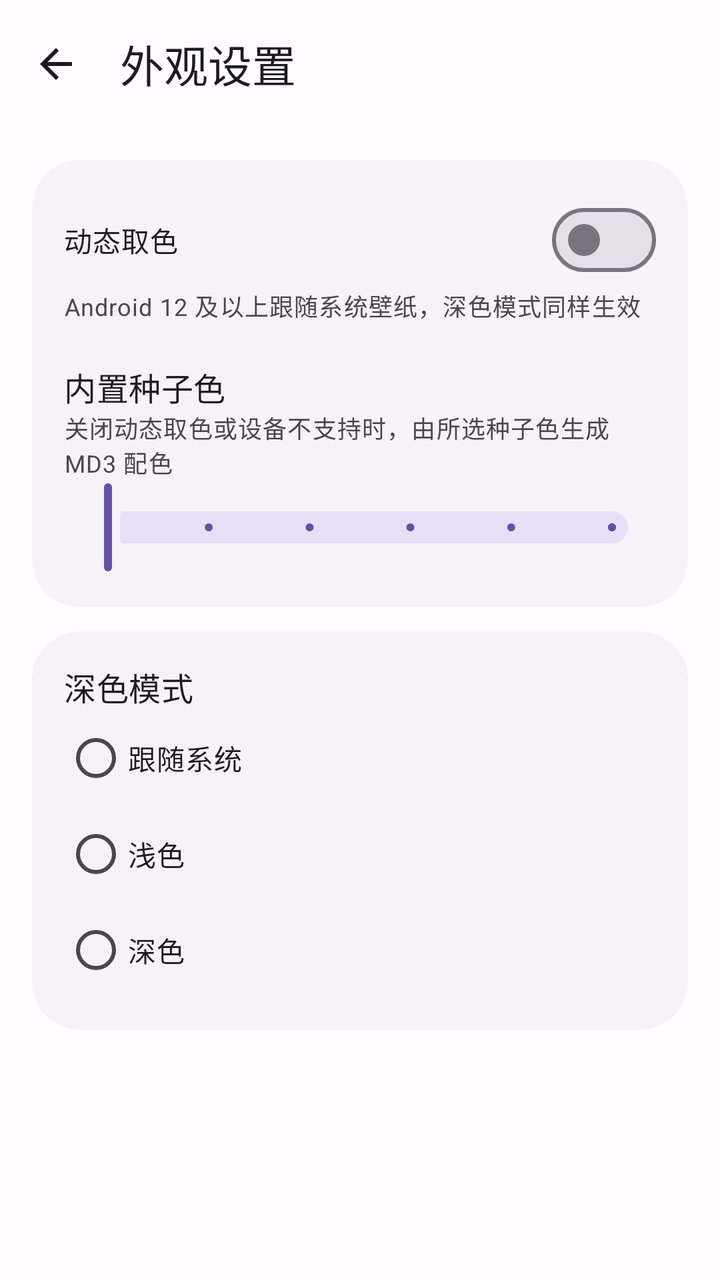
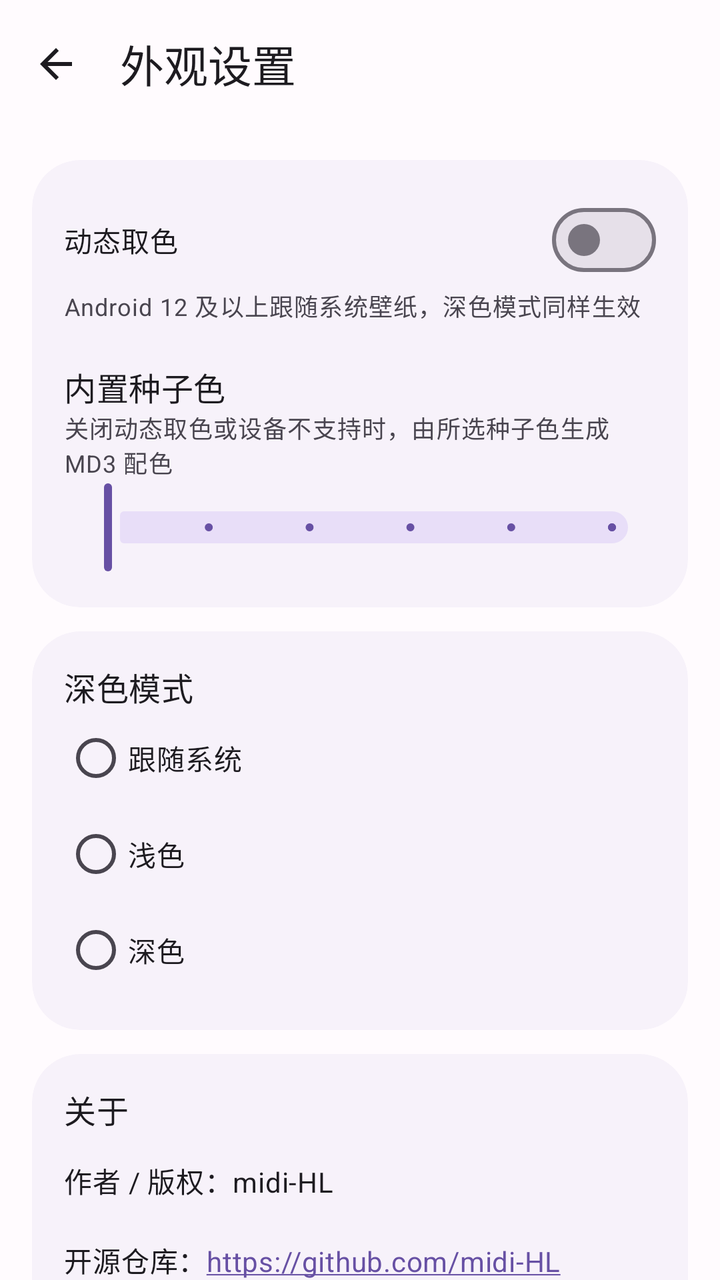

An Android layout rendered at two revisions. The XML below is the earlier revision; the diff shows what the commit changed to produce the second picture.
<!-- AndroidManifest.xml: application theme AppTheme -->
<!-- res/layout/activity_settings.xml -->
<?xml version="1.0" encoding="utf-8"?>
<androidx.coordinatorlayout.widget.CoordinatorLayout
    xmlns:android="http://schemas.android.com/apk/res/android"
    xmlns:app="http://schemas.android.com/apk/res-auto"
    android:id="@+id/settings_root"
    android:layout_width="match_parent"
    android:layout_height="match_parent"
    android:background="?attr/colorSurface">

    <com.google.android.material.appbar.AppBarLayout
        android:layout_width="match_parent"
        android:layout_height="wrap_content"
        android:fitsSystemWindows="true">

        <com.google.android.material.appbar.MaterialToolbar
            android:id="@+id/settings_toolbar"
            android:layout_width="match_parent"
            android:layout_height="?attr/actionBarSize"
            app:navigationIcon="@drawable/ic_back"
            app:navigationContentDescription="@string/main_title"
            app:title="@string/settings_title" />
    </com.google.android.material.appbar.AppBarLayout>

    <androidx.core.widget.NestedScrollView
        android:layout_width="match_parent"
        android:layout_height="match_parent"
        app:layout_behavior="@string/appbar_scrolling_view_behavior">

        <LinearLayout
            android:layout_width="match_parent"
            android:layout_height="wrap_content"
            android:orientation="vertical"
            android:padding="16dp">

            <com.google.android.material.card.MaterialCardView
                style="@style/Widget.App.Card"
                android:layout_width="match_parent"
                android:layout_height="wrap_content">

                <LinearLayout
                    android:layout_width="match_parent"
                    android:layout_height="wrap_content"
                    android:orientation="vertical">

                    <com.google.android.material.materialswitch.MaterialSwitch
                        android:id="@+id/dynamic_switch"
                        android:layout_width="match_parent"
                        android:layout_height="48dp"
                        android:text="@string/settings_dynamic" />

                    <TextView
                        android:layout_width="match_parent"
                        android:layout_height="wrap_content"
                        android:text="@string/settings_dynamic_summary"
                        android:textAppearance="?attr/textAppearanceBodySmall"
                        android:textColor="?attr/colorOnSurfaceVariant" />

                    <TextView
                        android:layout_width="match_parent"
                        android:layout_height="wrap_content"
                        android:layout_marginTop="20dp"
                        android:text="@string/settings_seed"
                        android:textAppearance="?attr/textAppearanceTitleMedium" />

                    <TextView
                        android:layout_width="match_parent"
                        android:layout_height="wrap_content"
                        android:text="@string/settings_seed_summary"
                        android:textAppearance="?attr/textAppearanceBodySmall"
                        android:textColor="?attr/colorOnSurfaceVariant" />

                    <com.google.android.material.slider.Slider
                        android:id="@+id/seed_slider"
                        android:layout_width="match_parent"
                        android:layout_height="48dp"
                        android:stepSize="1"
                        android:valueFrom="0"
                        android:valueTo="5" />
                </LinearLayout>
            </com.google.android.material.card.MaterialCardView>

            <com.google.android.material.card.MaterialCardView
                style="@style/Widget.App.Card"
                android:layout_width="match_parent"
                android:layout_height="wrap_content"
                android:layout_marginTop="12dp">

                <LinearLayout
                    android:layout_width="match_parent"
                    android:layout_height="wrap_content"
                    android:orientation="vertical">

                    <TextView
                        android:layout_width="match_parent"
                        android:layout_height="wrap_content"
                        android:text="@string/settings_theme"
                        android:textAppearance="?attr/textAppearanceTitleMedium" />

                    <com.google.android.material.radiobutton.MaterialRadioButton
                        android:id="@+id/mode_system"
                        android:layout_width="match_parent"
                        android:layout_height="48dp"
                        android:text="@string/mode_system" />

                    <com.google.android.material.radiobutton.MaterialRadioButton
                        android:id="@+id/mode_light"
                        android:layout_width="match_parent"
                        android:layout_height="48dp"
                        android:text="@string/mode_light" />

                    <com.google.android.material.radiobutton.MaterialRadioButton
                        android:id="@+id/mode_dark"
                        android:layout_width="match_parent"
                        android:layout_height="48dp"
                        android:text="@string/mode_dark" />
                </LinearLayout>
            </com.google.android.material.card.MaterialCardView>
        </LinearLayout>
    </androidx.core.widget.NestedScrollView>
</androidx.coordinatorlayout.widget.CoordinatorLayout>
<!-- resources referenced by this layout -->
<resources>
  <!-- drawable ic_back (drawable) -->
  <vector xmlns:android="http://schemas.android.com/apk/res/android"
      android:width="24dp" android:height="24dp"
      android:viewportWidth="24" android:viewportHeight="24">
      <path android:fillColor="?attr/colorOnSurface"
          android:pathData="M20,11H7.8l5.6,-5.6L12,4l-8,8l8,8l1.4,-1.4L7.8,13H20z" />
  </vector>
  <string name="main_title">我的贴纸包</string>
  <string name="mode_dark">深色</string>
  <string name="mode_light">浅色</string>
  <string name="mode_system">跟随系统</string>
  <string name="settings_dynamic">动态取色</string>
  <string name="settings_dynamic_summary">Android 12 及以上跟随系统壁纸，深色模式同样生效</string>
  <string name="settings_seed">内置种子色</string>
  <string name="settings_seed_summary">关闭动态取色或设备不支持时，由所选种子色生成 MD3 配色</string>
  <string name="settings_theme">深色模式</string>
  <string name="settings_title">外观设置</string>
  <style name="Widget.App.Card" parent="Widget.Material3.CardView.Filled">
          <item name="cardCornerRadius">24dp</item>
          <item name="cardBackgroundColor">?attr/colorSurfaceContainerLow</item>
          <item name="contentPadding">16dp</item>
      </style>
  <style name="AppTheme" parent="Base.AppTheme" />
  <style name="Base.AppTheme" parent="Theme.Material3.DayNight.NoActionBar">
          <item name="dynamicColorThemeOverlay">@style/ThemeOverlay.Material3.DynamicColors.DayNight</item>
          <item name="colorPrimary">@color/seed_primary</item>
          <item name="colorOnPrimary">@color/seed_on_primary</item>
          <item name="colorPrimaryContainer">@color/seed_primary_container</item>
          <item name="colorOnPrimaryContainer">@color/seed_on_primary_container</item>
          <item name="colorSurface">@color/md3_surface</item>
          <item name="colorSurfaceContainer">@color/md3_surface_container</item>
          <item name="colorSurfaceContainerLow">@color/md3_surface_container_low</item>
          <item name="colorSurfaceContainerHigh">@color/md3_surface_container_high</item>
          <item name="android:colorBackground">@color/md3_surface</item>
          <item name="android:windowActivityTransitions">true</item>
          <item name="android:windowContentTransitions">true</item>
      </style>
  <color name="seed_primary">#FF6750A4</color>
  <color name="seed_on_primary">#FFFFFFFF</color>
  <color name="seed_primary_container">#FFEADDFF</color>
  <color name="seed_on_primary_container">#FF21005D</color>
  <color name="md3_surface">#FFFFFBFE</color>
  <color name="md3_surface_container">#FFF3EDF7</color>
  <color name="md3_surface_container_low">#FFF7F2FA</color>
  <color name="md3_surface_container_high">#FFECE6F0</color>
</resources>

<!-- the commit's change to res/layout/activity_settings.xml (unified diff, before → after) -->
@@ -115,6 +115,57 @@
                         android:text="@string/mode_dark" />
                 </LinearLayout>
             </com.google.android.material.card.MaterialCardView>
+
+            <com.google.android.material.card.MaterialCardView
+                style="@style/Widget.App.Card"
+                android:layout_width="match_parent"
+                android:layout_height="wrap_content"
+                android:layout_marginTop="12dp">
+
+                <LinearLayout
+                    android:layout_width="match_parent"
+                    android:layout_height="wrap_content"
+                    android:orientation="vertical">
+
+                    <TextView
+                        android:layout_width="match_parent"
+                        android:layout_height="wrap_content"
+                        android:text="@string/about_title"
+                        android:textAppearance="?attr/textAppearanceTitleMedium" />
+
+                    <TextView
+                        android:id="@+id/about_author"
+                        android:layout_width="match_parent"
+                        android:layout_height="48dp"
+                        android:gravity="center_vertical"
+                        android:text="@string/about_author"
+                        android:textAppearance="?attr/textAppearanceBodyMedium" />
+
+                    <TextView
+                        android:id="@+id/about_repository"
+                        android:layout_width="match_parent"
+                        android:layout_height="48dp"
+                        android:autoLink="web"
+                        android:gravity="center_vertical"
+                        android:text="@string/about_repository"
+                        android:textAppearance="?attr/textAppearanceBodyMedium" />
+
+                    <TextView
+                        android:id="@+id/about_version"
+                        android:layout_width="match_parent"
+                        android:layout_height="48dp"
+                        android:gravity="center_vertical"
+                        android:textAppearance="?attr/textAppearanceBodyMedium" />
+
+                    <TextView
+                        android:layout_width="match_parent"
+                        android:layout_height="wrap_content"
+                        android:layout_marginTop="4dp"
+                        android:text="@string/about_license"
+                        android:textAppearance="?attr/textAppearanceBodySmall"
+                        android:textColor="?attr/colorOnSurfaceVariant" />
+                </LinearLayout>
+            </com.google.android.material.card.MaterialCardView>
         </LinearLayout>
     </androidx.core.widget.NestedScrollView>
 </androidx.coordinatorlayout.widget.CoordinatorLayout>
<!-- resource entries referenced after the edit -->
@@ -7,6 +7,10 @@
       <path android:fillColor="?attr/colorOnSurface"
           android:pathData="M20,11H7.8l5.6,-5.6L12,4l-8,8l8,8l1.4,-1.4L7.8,13H20z" />
   </vector>
+  <string name="about_author">作者 / 版权：midi-HL</string>
+  <string name="about_license">许可：可自由使用与修改源代码；修改或分发时必须署名作者 midi-HL 并保留本仓库地址，禁止以任何对价付费分发。第三方组件仍适用各自原许可，详见 LICENSE 与 NOTICE。</string>
+  <string name="about_repository">开源仓库：https://github.com/midi-HL/wastickers-importer</string>
+  <string name="about_title">关于</string>
   <string name="main_title">我的贴纸包</string>
   <string name="mode_dark">深色</string>
   <string name="mode_light">浅色</string>
